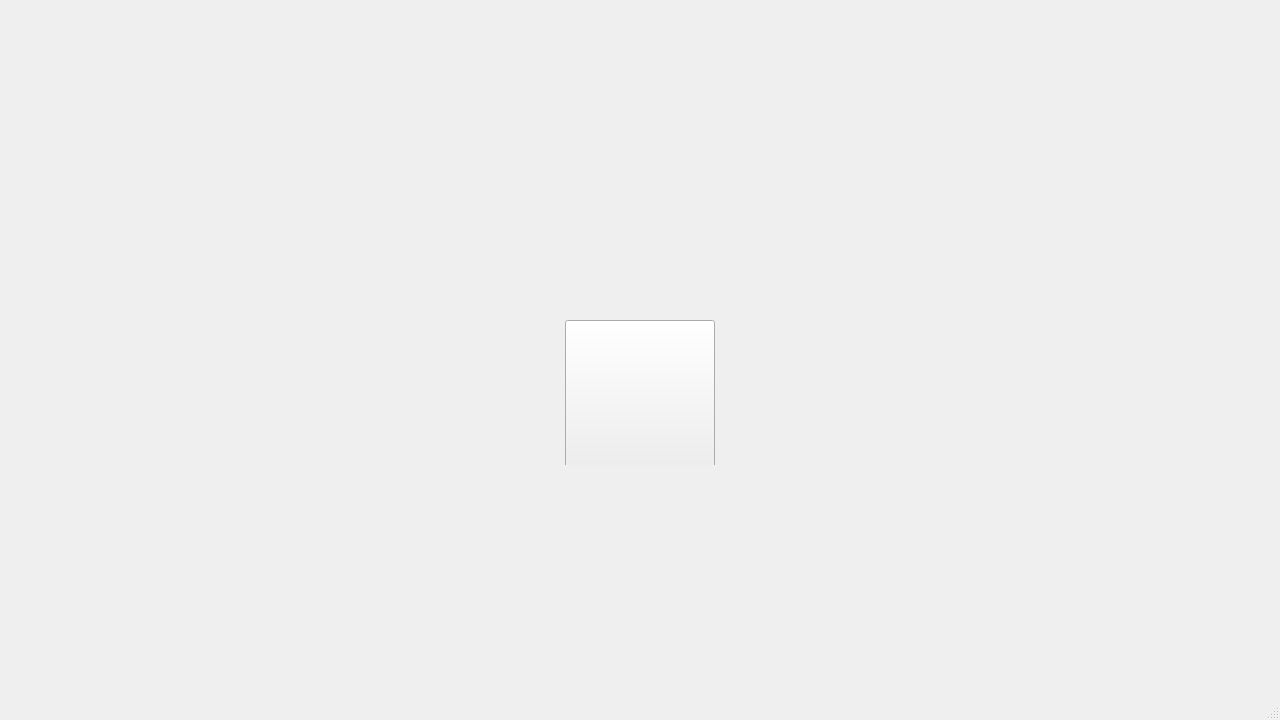
Before: the Qt Designer form mainwindow.ui in coucou1121/Datalogger, drawn with Qt 5.
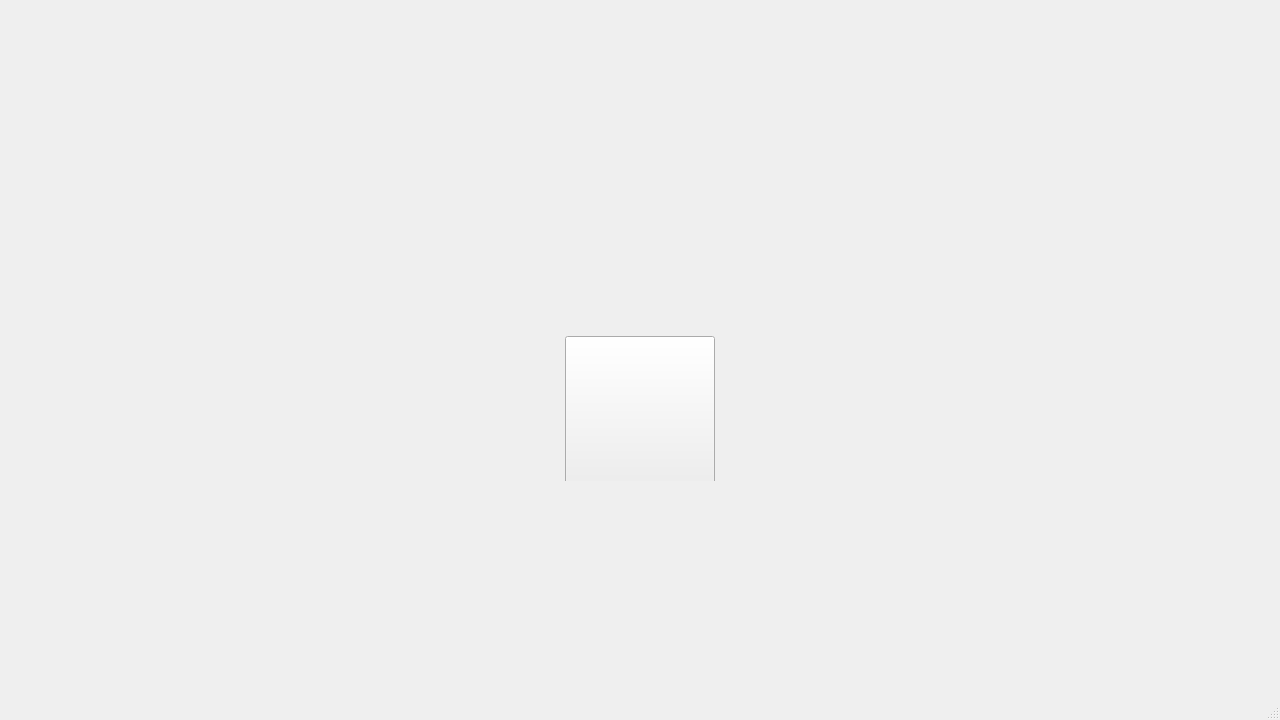
After: the same form once the commit is applied. Custom widgets are drawn as their Qt base class.

```diff
--- a/mainwindow.ui
+++ b/mainwindow.ui
@@ -22,6 +22,11 @@
     <height>720</height>
    </size>
   </property>
+  <property name="font">
+   <font>
+    <pointsize>12</pointsize>
+   </font>
+  </property>
   <property name="windowTitle">
    <string>MainWindow</string>
   </property>
@@ -37,13 +42,13 @@
      <number>5</number>
     </property>
     <property name="topMargin">
-     <number>5</number>
+     <number>10</number>
     </property>
     <property name="rightMargin">
      <number>5</number>
     </property>
     <property name="bottomMargin">
-     <number>5</number>
+     <number>0</number>
     </property>
     <property name="spacing">
      <number>5</number>
@@ -51,19 +56,19 @@
     <item row="0" column="0">
      <layout class="QGridLayout" name="gridLayout">
       <property name="leftMargin">
-       <number>1</number>
+       <number>5</number>
       </property>
       <property name="topMargin">
-       <number>1</number>
+       <number>0</number>
       </property>
       <property name="rightMargin">
-       <number>1</number>
+       <number>5</number>
       </property>
       <property name="bottomMargin">
-       <number>1</number>
+       <number>0</number>
       </property>
       <property name="spacing">
-       <number>1</number>
+       <number>5</number>
       </property>
       <item row="1" column="0">
        <widget class="ErrorMessage" name="widgetError" native="true">
@@ -75,13 +80,13 @@
         </property>
         <property name="minimumSize">
          <size>
-          <width>160</width>
+          <width>170</width>
           <height>130</height>
          </size>
         </property>
         <property name="maximumSize">
          <size>
-          <width>160</width>
+          <width>170</width>
           <height>130</height>
          </size>
         </property>
@@ -97,13 +102,13 @@
         </property>
         <property name="minimumSize">
          <size>
-          <width>160</width>
+          <width>170</width>
           <height>88</height>
          </size>
         </property>
         <property name="maximumSize">
          <size>
-          <width>160</width>
+          <width>170</width>
           <height>88</height>
          </size>
         </property>
@@ -119,13 +124,13 @@
         </property>
         <property name="minimumSize">
          <size>
-          <width>160</width>
+          <width>170</width>
           <height>100</height>
          </size>
         </property>
         <property name="maximumSize">
          <size>
-          <width>160</width>
+          <width>170</width>
           <height>100</height>
          </size>
         </property>
@@ -141,13 +146,13 @@
         </property>
         <property name="minimumSize">
          <size>
-          <width>160</width>
+          <width>170</width>
           <height>150</height>
          </size>
         </property>
         <property name="maximumSize">
          <size>
-          <width>160</width>
+          <width>170</width>
           <height>150</height>
          </size>
         </property>
@@ -203,6 +208,9 @@
            <property name="checkable">
             <bool>false</bool>
            </property>
+           <property name="flat">
+            <bool>false</bool>
+           </property>
           </widget>
          </item>
         </layout>
@@ -221,13 +229,13 @@
         </property>
         <property name="minimumSize">
          <size>
-          <width>160</width>
+          <width>170</width>
           <height>88</height>
          </size>
         </property>
         <property name="maximumSize">
          <size>
-          <width>160</width>
+          <width>170</width>
           <height>88</height>
          </size>
         </property>
@@ -253,7 +261,13 @@
     </item>
    </layout>
   </widget>
-  <widget class="QStatusBar" name="statusBar"/>
+  <widget class="QStatusBar" name="statusBar">
+   <property name="font">
+    <font>
+     <pointsize>12</pointsize>
+    </font>
+   </property>
+  </widget>
  </widget>
  <layoutdefault spacing="6" margin="11"/>
  <customwidgets>
```
